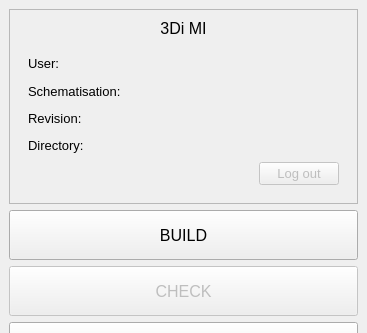
First picture: the form in threedi_api_qgis_client/ui/threedi_api_qgis_client_dockwidget_base.ui, repository nens/threedi-api-qgis-client, before the edit; both pictures show x 0 to 367 and y 0 to 333 of the 367 by 779 pixel window.
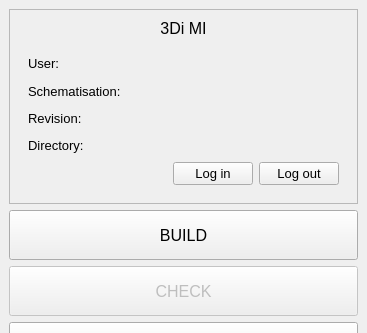
Second picture: the form after the edit. Icons and pictures are not drawn.

Diff of the .ui file:
```diff
--- a/threedi_api_qgis_client/ui/threedi_api_qgis_client_dockwidget_base.ui
+++ b/threedi_api_qgis_client/ui/threedi_api_qgis_client_dockwidget_base.ui
@@ -356,10 +356,20 @@
               </property>
              </spacer>
             </item>
+            <item>
+             <widget class="QPushButton" name="btn_log_in">
+              <property name="enabled">
+               <bool>true</bool>
+              </property>
+              <property name="text">
+               <string>Log in</string>
+              </property>
+             </widget>
+            </item>
             <item>
              <widget class="QPushButton" name="btn_log_out">
               <property name="enabled">
-               <bool>false</bool>
+               <bool>true</bool>
               </property>
               <property name="text">
                <string>Log out</string>
```
Left out of the diff: 30 changed lines with no effect on the pictures.
